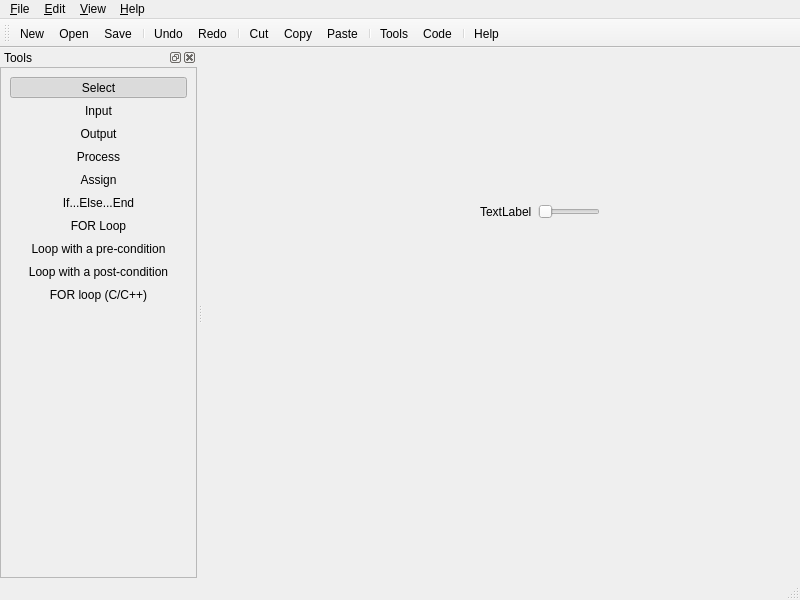
Above: mainwindow.ui from viktor-zin/afce before the change. Below: the same form after it.
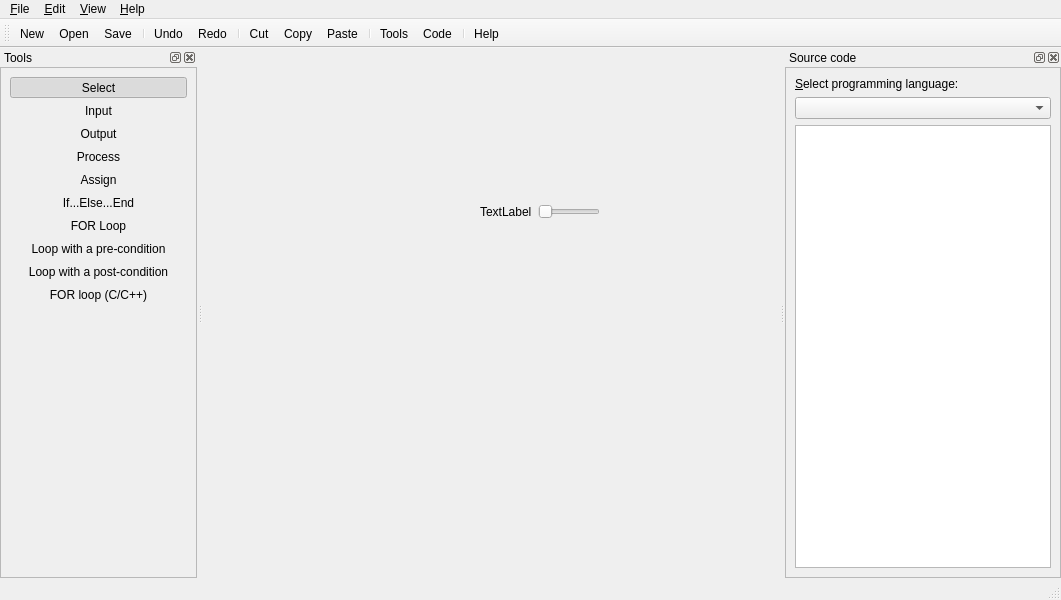
That is the form after the change. Icons and pictures are not drawn.

```diff
--- a/mainwindow.ui
+++ b/mainwindow.ui
@@ -6,7 +6,7 @@
    <rect>
     <x>0</x>
     <y>0</y>
-    <width>800</width>
+    <width>1061</width>
     <height>600</height>
    </rect>
   </property>
@@ -69,7 +69,7 @@
     <rect>
      <x>0</x>
      <y>0</y>
-     <width>800</width>
+     <width>1061</width>
      <height>21</height>
     </rect>
    </property>
@@ -582,6 +582,74 @@
     </layout>
    </widget>
   </widget>
+  <widget class="QDockWidget" name="dock_code">
+   <property name="windowTitle">
+    <string>Source code</string>
+   </property>
+   <attribute name="dockWidgetArea">
+    <number>2</number>
+   </attribute>
+   <widget class="QWidget" name="dockWidgetContents_2">
+    <layout class="QVBoxLayout" name="verticalLayout_4">
+     <property name="leftMargin">
+      <number>0</number>
+     </property>
+     <property name="topMargin">
+      <number>0</number>
+     </property>
+     <property name="rightMargin">
+      <number>0</number>
+     </property>
+     <property name="bottomMargin">
+      <number>0</number>
+     </property>
+     <item>
+      <widget class="QFrame" name="codeWidget">
+       <property name="frameShape">
+        <enum>QFrame::StyledPanel</enum>
+       </property>
+       <property name="frameShadow">
+        <enum>QFrame::Plain</enum>
+       </property>
+       <layout class="QVBoxLayout" name="verticalLayout_5">
+        <item>
+         <widget class="QLabel" name="codeLabel">
+          <property name="text">
+           <string>&amp;Select programming language:</string>
+          </property>
+          <property name="textFormat">
+           <enum>Qt::PlainText</enum>
+          </property>
+          <property name="buddy">
+           <cstring>codeLanguage</cstring>
+          </property>
+         </widget>
+        </item>
+        <item>
+         <widget class="QComboBox" name="codeLanguage"/>
+        </item>
+        <item>
+         <widget class="QPlainTextEdit" name="codeText">
+          <property name="font">
+           <font>
+            <family>Courier New</family>
+            <pointsize>12</pointsize>
+           </font>
+          </property>
+          <property name="lineWrapMode">
+           <enum>QPlainTextEdit::NoWrap</enum>
+          </property>
+          <property name="readOnly">
+           <bool>true</bool>
+          </property>
+         </widget>
+        </item>
+       </layout>
+      </widget>
+     </item>
+    </layout>
+   </widget>
+  </widget>
   <action name="actExit">
    <property name="icon">
     <iconset resource="afce.qrc">
```
Left out of the diff: 38 changed lines with no effect on the pictures. Lines whose indentation alone changed are shown as unchanged.
